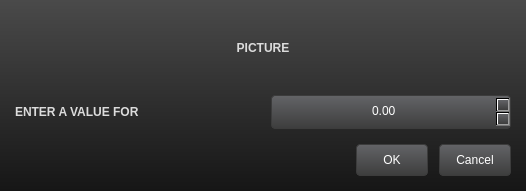
Before: the Qt Designer form uimessagebox.ui in buzzinglight/IanniX, drawn with Qt 5.
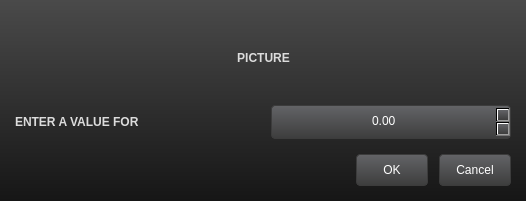
After: the same form once the commit is applied. The open tabs and pages were chosen to show the change. Icons and pictures are not drawn.

Diff of the .ui file:
```diff
--- a/uimessagebox.ui
+++ b/uimessagebox.ui
@@ -7,7 +7,7 @@
     <x>0</x>
     <y>0</y>
     <width>526</width>
-    <height>191</height>
+    <height>201</height>
    </rect>
   </property>
   <property name="windowTitle">
@@ -303,11 +303,26 @@
         <widget class="QWidget" name="page_3">
          <layout class="QVBoxLayout" name="verticalLayout_3">
           <property name="spacing">
-           <number>15</number>
+           <number>5</number>
           </property>
           <property name="margin">
            <number>0</number>
           </property>
+          <item>
+           <layout class="QHBoxLayout" name="horizontalLayout_5">
+            <item>
+             <spacer name="horizontalSpacer">
+              <property name="orientation">
+               <enum>Qt::Horizontal</enum>
+              </property>
+              <property name="sizeHint" stdset="0">
+               <size>
+                <width>40</width>
+                <height>20</height>
+               </size>
+              </property>
+             </spacer>
+            </item>
           <item>
            <widget class="QLabel" name="spinpPicture">
             <property name="text">
@@ -319,6 +334,21 @@
            </widget>
           </item>
           <item>
+             <spacer name="horizontalSpacer_2">
+              <property name="orientation">
+               <enum>Qt::Horizontal</enum>
+              </property>
+              <property name="sizeHint" stdset="0">
+               <size>
+                <width>40</width>
+                <height>20</height>
+               </size>
+              </property>
+             </spacer>
+            </item>
+           </layout>
+          </item>
+          <item>
            <layout class="QHBoxLayout" name="horizontalLayout_4">
             <property name="spacing">
              <number>15</number>
```
Left out of the diff: 51 changed lines with no effect on the pictures. Lines whose indentation alone changed are shown as unchanged.
